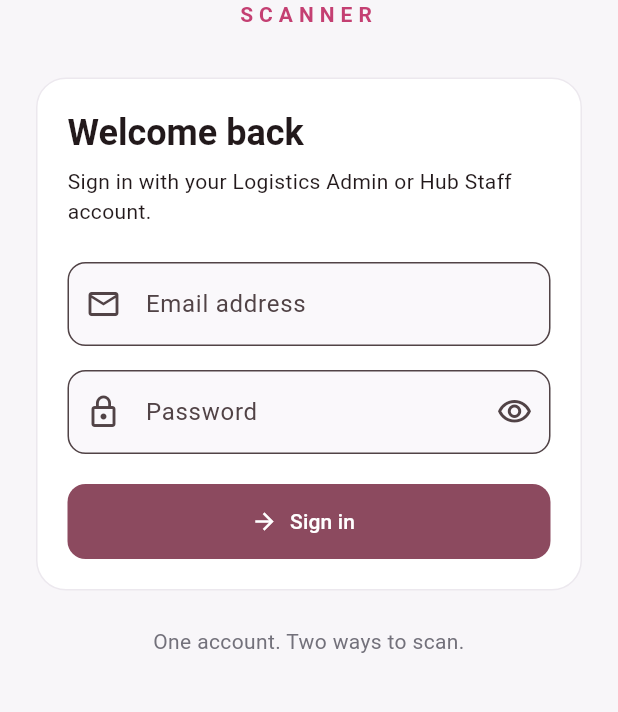
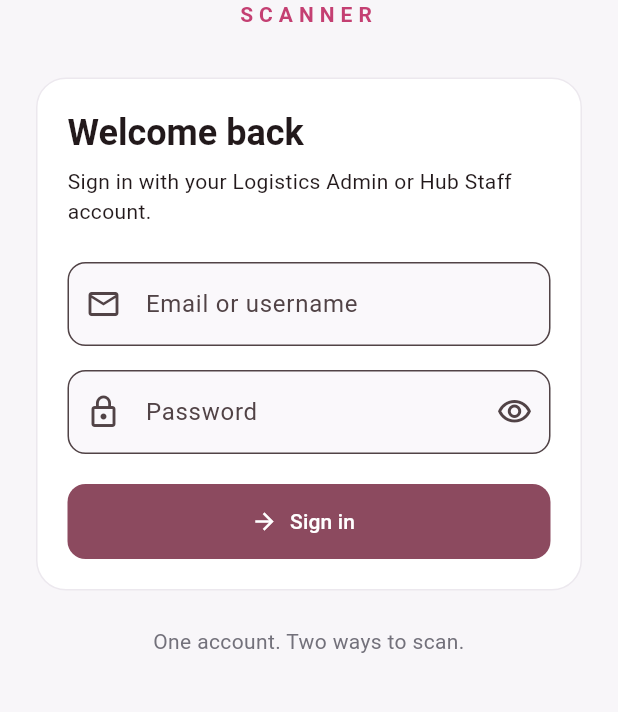
Before and after one commit to marcjustinruanes/pocketfinds, a Flutter app: the screen it shows after launch, on a phone screen of 412 x 824 dp, the part 380-1092 px from its top. Run offline on Flutter 3.47's test engine with Material 3 defaults, Android fonts, the phone set to English and light mode, and no system bars; our stand-ins replace flutter_secure_storage, sqflite; missing offline and left inert: mobile_scanner; accounts and stored records are empty.

Commit message:
Allow scanner sign-in with email or username

```diff
--- a/mobile/pocketfinds_scanner/lib/scanner_ui.dart
+++ b/mobile/pocketfinds_scanner/lib/scanner_ui.dart
@@ -66,10 +66,10 @@ class ScannerLogin extends StatelessWidget {
                     const SizedBox(height: 24),
                     TextField(
                       controller: email,
-                      keyboardType: TextInputType.emailAddress,
+                      keyboardType: TextInputType.text,
                       autofillHints: const [AutofillHints.username],
                       decoration: const InputDecoration(
-                        labelText: 'Email address',
+                        labelText: 'Email or username',
                         prefixIcon: Icon(Icons.mail_outline),
                       ),
                     ),
```
